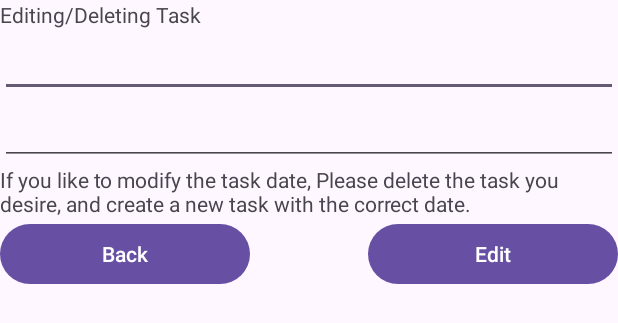
After one commit to Edward46282/side-project, an Android app: the layout editdialogue.xml on its own in the app's theme, with its tools: preview values and no code run, on a phone screen of 412 x 824 dp. The commit adds this screen. Shown: the top 323 px of the screen. Run offline under Robolectric (Android 15) with nearby library versions, the phone set to English and light mode, and no system bars.

Commit message:
Implemented Editing task feature
This feature also includes long press the task to allow users to either edit or select

```diff
--- a/After finishing 2nd year (todo list)/ToDo app/app/src/main/java/com/example/tasktodo/AddTask.java
+++ b/After finishing 2nd year (todo list)/ToDo app/app/src/main/java/com/example/tasktodo/AddTask.java
@@ -72,6 +72,8 @@ public class AddTask extends AppCompatActivity {
             if (result == -1){
                 showToast("Failed to save the task");
                 return;
+            } else{
+                newTask.setId(result);
             }
 
             showToast("Successfully added the task");
--- a/After finishing 2nd year (todo list)/ToDo app/app/src/main/java/com/example/tasktodo/TaskAdapter.java
+++ b/After finishing 2nd year (todo list)/ToDo app/app/src/main/java/com/example/tasktodo/TaskAdapter.java
@@ -32,6 +32,10 @@ public class TaskAdapter extends RecyclerView.Adapter<TaskAdapter.ViewHolder> {
     @Override
     public void onBindViewHolder(@NonNull ViewHolder holder, int position) {
         Task task = tasks.get(position);
+
+        if (longClickListener != null) {
+            holder.itemView.setOnLongClickListener(longClickListener);
+        }
 
         holder.title.setText(task.getTitle());
         holder.priority.setText("Priority: " + String.valueOf(task.getPriority()));
@@ -91,6 +95,8 @@ public class TaskAdapter extends RecyclerView.Adapter<TaskAdapter.ViewHolder> {
             date = taskView.findViewById(R.id.DateTask);
 
         }
+
+
     }
 
 
--- /dev/null
+++ b/After finishing 2nd year (todo list)/ToDo app/app/src/main/res/layout/editdialogue.xml
@@ -0,0 +1,66 @@
+<?xml version="1.0" encoding="utf-8"?>
+<androidx.constraintlayout.widget.ConstraintLayout xmlns:android="http://schemas.android.com/apk/res/android"
+    xmlns:app="http://schemas.android.com/apk/res-auto"
+    xmlns:tools="http://schemas.android.com/tools"
+    android:id="@+id/main"
+    android:layout_width="match_parent"
+    android:layout_height="match_parent">
+
+    <LinearLayout
+        android:layout_width="match_parent"
+        android:layout_height="match_parent"
+        android:orientation="vertical">
+
+        <TextView
+            android:id="@+id/EditingTaskHeader"
+            android:layout_width="wrap_content"
+            android:layout_height="wrap_content"
+            android:text="Editing/Deleting Task" />
+
+        <EditText
+            android:id="@+id/TitleTask"
+            android:layout_width="match_parent"
+            android:layout_height="wrap_content"
+            android:ems="10"
+            android:inputType="text" />
+
+        <EditText
+            android:id="@+id/editPriorityNum"
+            android:layout_width="match_parent"
+            android:layout_height="wrap_content"
+            android:ems="10"
+            android:inputType="number" />
+
+        <TextView
+            android:id="@+id/changeDateInstruction"
+            android:layout_width="match_parent"
+            android:layout_height="wrap_content"
+            android:text="@string/TaskDateInstruction" />
+
+        <LinearLayout
+            android:layout_width="match_parent"
+            android:layout_height="match_parent"
+            android:orientation="horizontal">
+
+            <Button
+                android:id="@+id/Backbutton"
+                android:layout_width="wrap_content"
+                android:layout_height="wrap_content"
+                android:layout_weight="1"
+                android:text="Back" />
+
+            <Space
+                android:layout_width="wrap_content"
+                android:layout_height="wrap_content"
+                android:layout_weight="1" />
+
+            <Button
+                android:id="@+id/EditButton"
+                android:layout_width="wrap_content"
+                android:layout_height="wrap_content"
+                android:layout_weight="1"
+                android:text="Edit" />
+        </LinearLayout>
+
+    </LinearLayout>
+</androidx.constraintlayout.widget.ConstraintLayout>
--- a/After finishing 2nd year (todo list)/ToDo app/app/src/main/res/values/strings.xml
+++ b/After finishing 2nd year (todo list)/ToDo app/app/src/main/res/values/strings.xml
@@ -1,4 +1,7 @@
 <resources>
     <string name="app_name">TaskToDo</string>
     <string name="Priority_description">Smaller numbers have higher priority.</string>
+    <string name="TaskDateInstruction">If you like to modify the task date, Please delete the task you desire, and
+    create a new task with the correct date.</string>
+
 </resources>
```
Also changed, not shown: After finishing 2nd year (todo list)/ToDo app/app/src/main/java/com/example/tasktodo/DBHandler.java (+7 -3 lines), After finishing 2nd year (todo list)/ToDo app/app/src/main/java/com/example/tasktodo/EditTask.java (added, +54 -0 lines), After finishing 2nd year (todo list)/ToDo app/app/src/main/java/com/example/tasktodo/MainActivity.java (+56 -2 lines), After finishing 2nd year (todo list)/ToDo app/app/src/main/java/com/example/tasktodo/Task.java (+8 -0 lines).
